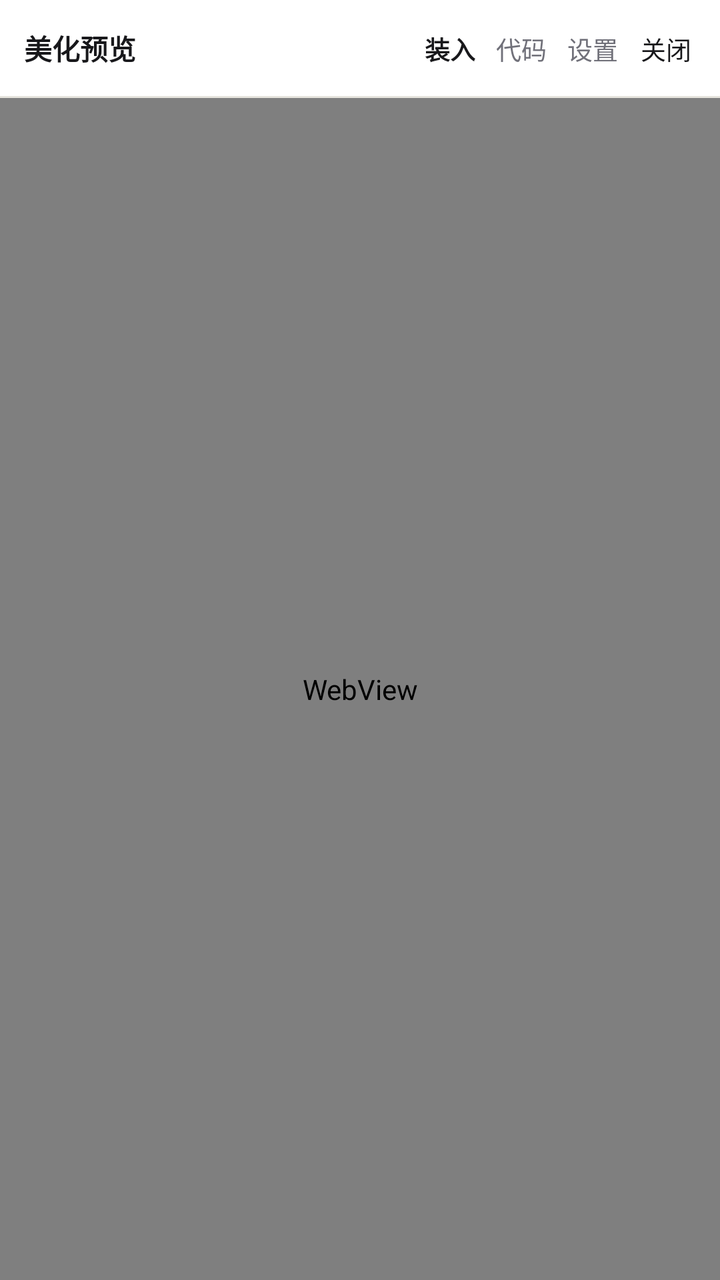
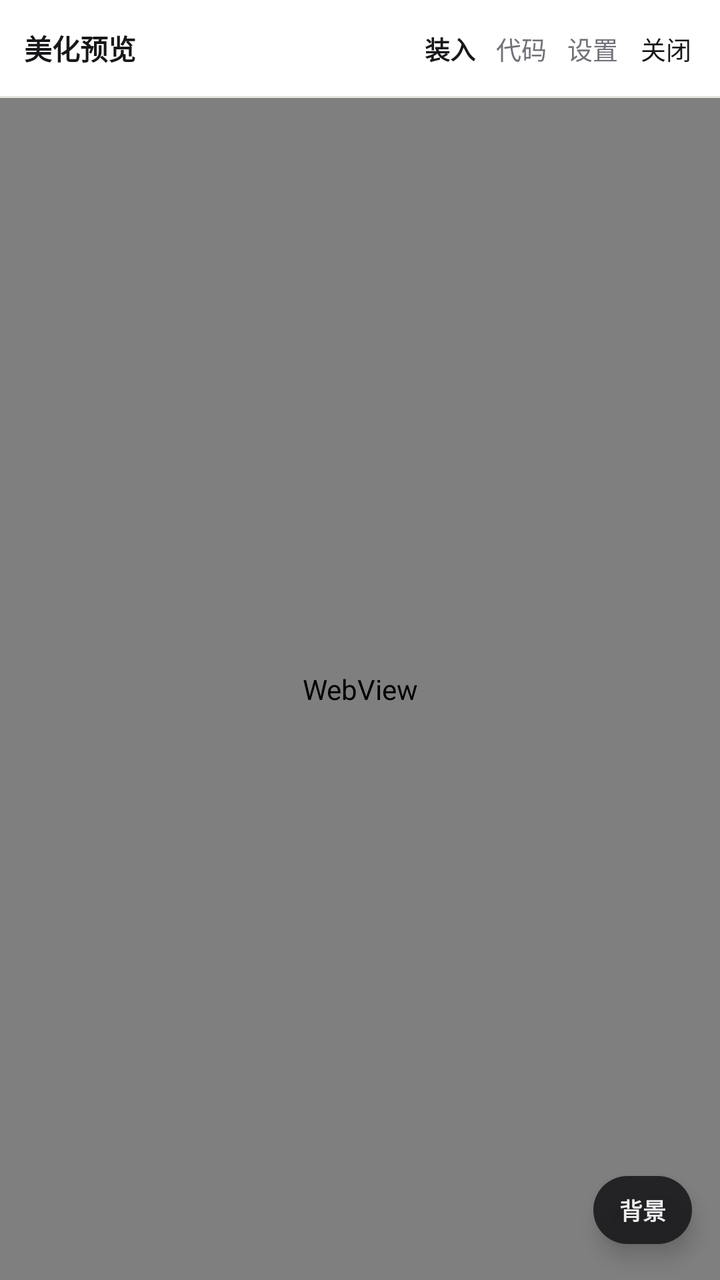

Two renders of the same Android screen: before a commit and after it. Below are the layout's source before the change and the commit's diff.
<!-- AndroidManifest.xml: application theme Theme.STThemeVault -->
<!-- res/layout/activity_theme_preview.xml -->
<?xml version="1.0" encoding="utf-8"?>
<LinearLayout xmlns:android="http://schemas.android.com/apk/res/android"
    android:layout_width="match_parent"
    android:layout_height="match_parent"
    android:background="@color/bg"
    android:orientation="vertical">

    
    <LinearLayout
        android:layout_width="match_parent"
        android:layout_height="48dp"
        android:background="@color/surface"
        android:gravity="center_vertical"
        android:orientation="horizontal"
        android:paddingHorizontal="8dp">

        <TextView
            android:id="@+id/btnVariantPrev"
            android:layout_width="28dp"
            android:layout_height="34dp"
            android:clickable="true"
            android:focusable="true"
            android:gravity="center"
            android:text="‹"
            android:textColor="@color/text_primary"
            android:textSize="18sp"
            android:textStyle="bold"
            android:visibility="gone" />

        <TextView
            android:id="@+id/tvPreviewTitle"
            android:layout_width="0dp"
            android:layout_height="wrap_content"
            android:layout_weight="1"
            android:clickable="true"
            android:ellipsize="end"
            android:focusable="true"
            android:paddingHorizontal="4dp"
            android:singleLine="true"
            android:text="美化预览"
            android:textColor="@color/text_primary"
            android:textSize="14sp"
            android:textStyle="bold" />

        <TextView
            android:id="@+id/btnVariantNext"
            android:layout_width="28dp"
            android:layout_height="34dp"
            android:clickable="true"
            android:focusable="true"
            android:gravity="center"
            android:text="›"
            android:textColor="@color/text_primary"
            android:textSize="18sp"
            android:textStyle="bold"
            android:visibility="gone" />

        <com.google.android.material.button.MaterialButton
            android:id="@+id/btnPreviewInstall"
            style="@style/Widget.Material3.Button.TextButton"
            android:layout_width="wrap_content"
            android:layout_height="34dp"
            android:insetTop="0dp"
            android:insetBottom="0dp"
            android:minWidth="0dp"
            android:paddingHorizontal="5dp"
            android:text="装入"
            android:textColor="@color/text_primary"
            android:textSize="12.5sp"
            android:textStyle="bold" />

        <com.google.android.material.button.MaterialButton
            android:id="@+id/btnPreviewEditCode"
            style="@style/Widget.Material3.Button.TextButton"
            android:layout_width="wrap_content"
            android:layout_height="34dp"
            android:insetTop="0dp"
            android:insetBottom="0dp"
            android:minWidth="0dp"
            android:paddingHorizontal="5dp"
            android:text="代码"
            android:textColor="@color/text_muted"
            android:textSize="12.5sp" />

        <com.google.android.material.button.MaterialButton
            android:id="@+id/btnPreviewSettings"
            style="@style/Widget.Material3.Button.TextButton"
            android:layout_width="wrap_content"
            android:layout_height="34dp"
            android:insetTop="0dp"
            android:insetBottom="0dp"
            android:minWidth="0dp"
            android:paddingHorizontal="5dp"
            android:text="设置"
            android:textColor="@color/text_muted"
            android:textSize="12.5sp" />

        <com.google.android.material.button.MaterialButton
            android:id="@+id/btnClosePreview"
            style="@style/Widget.Material3.Button.TextButton"
            android:layout_width="wrap_content"
            android:layout_height="34dp"
            android:insetTop="0dp"
            android:insetBottom="0dp"
            android:minWidth="0dp"
            android:paddingHorizontal="6dp"
            android:text="关闭"
            android:textColor="@color/accent"
            android:textSize="12.5sp" />
    </LinearLayout>

    <View
        android:layout_width="match_parent"
        android:layout_height="1dp"
        android:background="@color/border" />

    <FrameLayout
        android:layout_width="match_parent"
        android:layout_height="0dp"
        android:layout_weight="1"
        android:background="@color/bg">

        <WebView
            android:id="@+id/webPreview"
            android:layout_width="match_parent"
            android:layout_height="match_parent" />

        <ProgressBar
            android:id="@+id/pbPreviewLoading"
            android:layout_width="32dp"
            android:layout_height="32dp"
            android:layout_gravity="center" />
    </FrameLayout>

</LinearLayout>
<!-- resources referenced by this layout -->
<resources>
  <color name="accent">#18181B</color>
  <color name="bg">#F7F7F5</color>
  <color name="border">#E6E4DD</color>
  <color name="surface">#FFFFFF</color>
  <color name="text_muted">#71717A</color>
  <color name="text_primary">#18181B</color>
  <style name="Theme.STThemeVault" parent="Theme.Material3.DayNight.NoActionBar">
          <item name="colorPrimary">@color/accent</item>
          <item name="colorOnPrimary">@color/on_accent</item>
          <item name="colorSecondary">@color/text_muted</item>
          <item name="colorSecondaryContainer">@color/surface_2</item>
          <item name="colorOnSecondaryContainer">@color/text_primary</item>
          <item name="colorSurface">@color/surface</item>
          <item name="colorOnSurface">@color/text_primary</item>
          <item name="colorSurfaceContainerHigh">@color/surface</item>
          <item name="colorOutline">@color/border</item>
          <item name="android:windowBackground">@color/bg</item>
          <item name="android:statusBarColor">@color/bg</item>
          <item name="android:navigationBarColor">@color/surface</item>
          <item name="android:windowLightStatusBar">true</item>
          <item name="android:windowLightNavigationBar" tools:targetApi="27">true</item>
      </style>
  <color name="on_accent">#FFFFFF</color>
  <color name="surface_2">#F0EFEA</color>
</resources>

<!-- the commit's change to res/layout/activity_theme_preview.xml (unified diff, before → after) -->
@@ -130,6 +130,61 @@
             android:layout_width="32dp"
             android:layout_height="32dp"
             android:layout_gravity="center" />
+
+        
+        <LinearLayout
+            android:id="@+id/boxPreviewBgFab"
+            android:layout_width="wrap_content"
+            android:layout_height="34dp"
+            android:layout_gravity="bottom|end"
+            android:layout_marginEnd="14dp"
+            android:layout_marginBottom="18dp"
+            android:alpha="0.88"
+            android:background="@drawable/bg_dock_item_active"
+            android:elevation="6dp"
+            android:gravity="center_vertical"
+            android:orientation="horizontal"
+            android:paddingHorizontal="2dp">
+
+            <TextView
+                android:id="@+id/btnPreviewBgPrev"
+                android:layout_width="26dp"
+                android:layout_height="match_parent"
+                android:clickable="true"
+                android:focusable="true"
+                android:gravity="center"
+                android:text="‹"
+                android:textColor="@color/on_accent"
+                android:textSize="16sp"
+                android:textStyle="bold"
+                android:visibility="gone" />
+
+            <TextView
+                android:id="@+id/btnPreviewBgSwitch"
+                android:layout_width="wrap_content"
+                android:layout_height="match_parent"
+                android:clickable="true"
+                android:focusable="true"
+                android:gravity="center"
+                android:paddingHorizontal="11dp"
+                android:text="背景"
+                android:textColor="@color/on_accent"
+                android:textSize="11.5sp"
+                android:textStyle="bold" />
+
+            <TextView
+                android:id="@+id/btnPreviewBgNext"
+                android:layout_width="26dp"
+                android:layout_height="match_parent"
+                android:clickable="true"
+                android:focusable="true"
+                android:gravity="center"
+                android:text="›"
+                android:textColor="@color/on_accent"
+                android:textSize="16sp"
+                android:textStyle="bold"
+                android:visibility="gone" />
+        </LinearLayout>
     </FrameLayout>
 
 </LinearLayout>
<!-- resource entries referenced after the edit -->
@@ -6,6 +6,12 @@
   <color name="surface">#FFFFFF</color>
   <color name="text_muted">#71717A</color>
   <color name="text_primary">#18181B</color>
+  <!-- drawable bg_dock_item_active (drawable) -->
+  <?xml version="1.0" encoding="utf-8"?>
+  <shape xmlns:android="http://schemas.android.com/apk/res/android" android:shape="rectangle">
+      <solid android:color="@color/accent" />
+      <corners android:radius="999dp" />
+  </shape>
   <style name="Theme.STThemeVault" parent="Theme.Material3.DayNight.NoActionBar">
           <item name="colorPrimary">@color/accent</item>
           <item name="colorOnPrimary">@color/on_accent</item>
